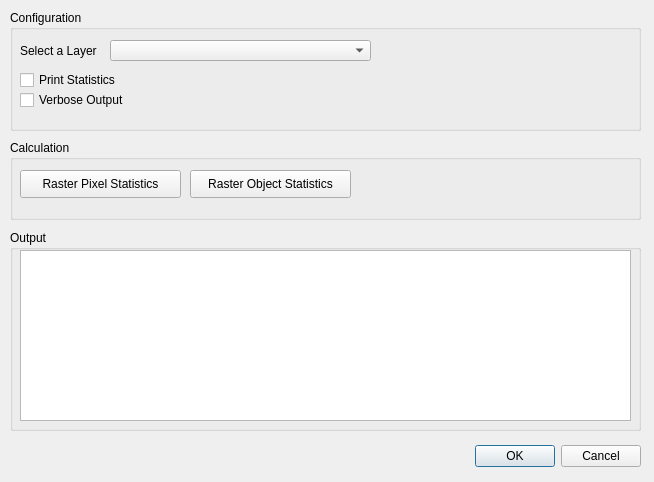
Before: the Qt Designer form suddenrastertools_dialog_base.ui in whisperingpixel/SuddenRasterTools, drawn with Qt 5.
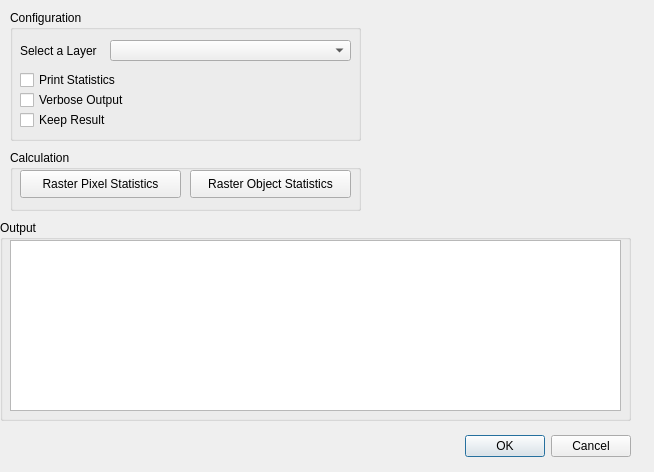
After: the same form once the commit is applied.

Commit message: Count raster objects

```diff
--- a/suddenrastertools_dialog_base.ui
+++ b/suddenrastertools_dialog_base.ui
@@ -7,7 +7,7 @@
     <x>0</x>
     <y>0</y>
     <width>654</width>
-    <height>482</height>
+    <height>472</height>
    </rect>
   </property>
   <property name="windowTitle">
@@ -16,8 +16,8 @@
   <widget class="QDialogButtonBox" name="button_box">
    <property name="geometry">
     <rect>
-     <x>10</x>
-     <y>440</y>
+     <x>0</x>
+     <y>430</y>
      <width>631</width>
      <height>32</height>
     </rect>
@@ -32,8 +32,8 @@
   <widget class="QGroupBox" name="out">
    <property name="geometry">
     <rect>
-     <x>10</x>
-     <y>230</y>
+     <x>0</x>
+     <y>220</y>
      <width>631</width>
      <height>201</height>
     </rect>
@@ -52,13 +52,13 @@
     </property>
    </widget>
   </widget>
-  <widget class="QGroupBox" name="groupBox_2">
+  <widget class="QGroupBox" name="config">
    <property name="geometry">
     <rect>
      <x>10</x>
      <y>10</y>
-     <width>631</width>
-     <height>121</height>
+     <width>351</width>
+     <height>131</height>
     </rect>
    </property>
    <property name="title">
@@ -108,24 +108,32 @@
      <rect>
       <x>100</x>
       <y>30</y>
-      <width>261</width>
+      <width>241</width>
       <height>21</height>
      </rect>
     </property>
    </widget>
-   <zorder>comboBox</zorder>
-   <zorder>verbose_calculation_checkbox</zorder>
-   <zorder>print_statistics_checkbox</zorder>
-   <zorder>label</zorder>
-   <zorder>comboBox</zorder>
+   <widget class="QCheckBox" name="keep_result_checkbox">
+    <property name="geometry">
+     <rect>
+      <x>10</x>
+      <y>100</y>
+      <width>131</width>
+      <height>20</height>
+     </rect>
+    </property>
+    <property name="text">
+     <string>Keep Result</string>
+    </property>
+   </widget>
   </widget>
   <widget class="QGroupBox" name="calc">
    <property name="geometry">
     <rect>
      <x>10</x>
-     <y>140</y>
-     <width>631</width>
-     <height>80</height>
+     <y>150</y>
+     <width>351</width>
+     <height>61</height>
     </rect>
    </property>
    <property name="title">
@@ -135,7 +143,7 @@
     <property name="geometry">
      <rect>
       <x>10</x>
-      <y>30</y>
+      <y>20</y>
       <width>161</width>
       <height>28</height>
      </rect>
@@ -148,7 +156,7 @@
     <property name="geometry">
      <rect>
       <x>180</x>
-      <y>30</y>
+      <y>20</y>
       <width>161</width>
       <height>28</height>
      </rect>
@@ -159,7 +167,7 @@
    </widget>
   </widget>
   <zorder>out</zorder>
-  <zorder>groupBox_2</zorder>
+  <zorder>config</zorder>
   <zorder>button_box</zorder>
   <zorder>calc</zorder>
  </widget>
```
The commit also changes 1 other file.
